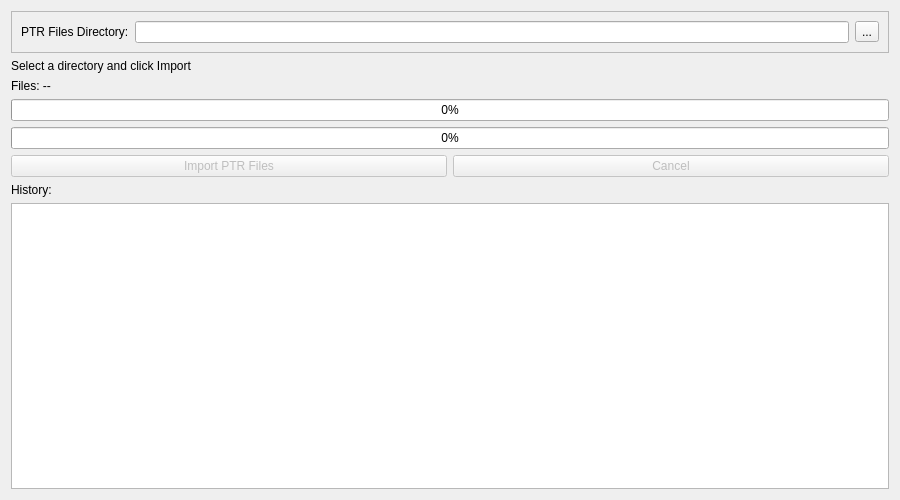
Before: the Qt Designer form tools/HydrusImporter/src/ptr/gui/PTRImportWidget.ui in KJNeko/IDHAN, drawn with Qt 5.
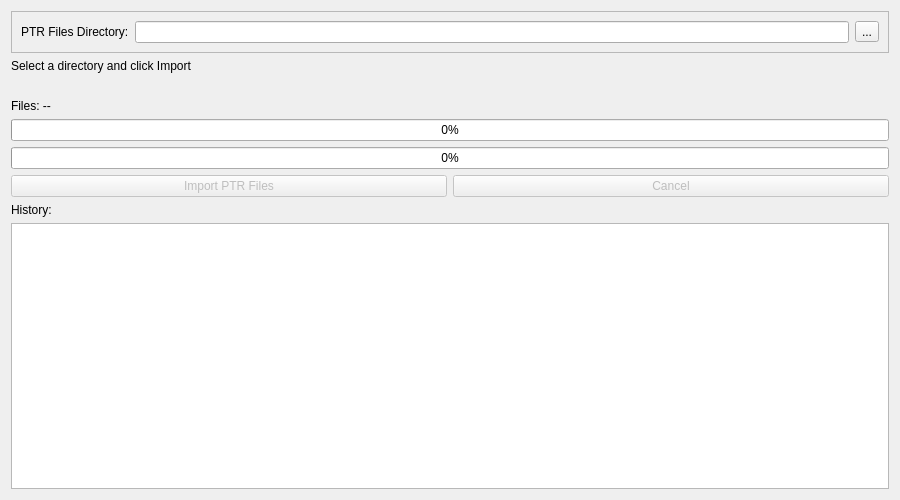
After: the same form once the commit is applied.

The edit to the form file:
```diff
--- a/tools/HydrusImporter/src/ptr/gui/PTRImportWidget.ui
+++ b/tools/HydrusImporter/src/ptr/gui/PTRImportWidget.ui
@@ -47,6 +47,19 @@
                     </property>
                 </widget>
             </item>
+            <item>
+                <widget class="QLabel" name="corpusNoteLabel">
+                    <property name="text">
+                        <string/>
+                    </property>
+                    <property name="wordWrap">
+                        <bool>true</bool>
+                    </property>
+                    <property name="visible">
+                        <bool>false</bool>
+                    </property>
+                </widget>
+            </item>
             <item>
                 <widget class="QLabel" name="fileCountLabel">
                     <property name="text">
```
